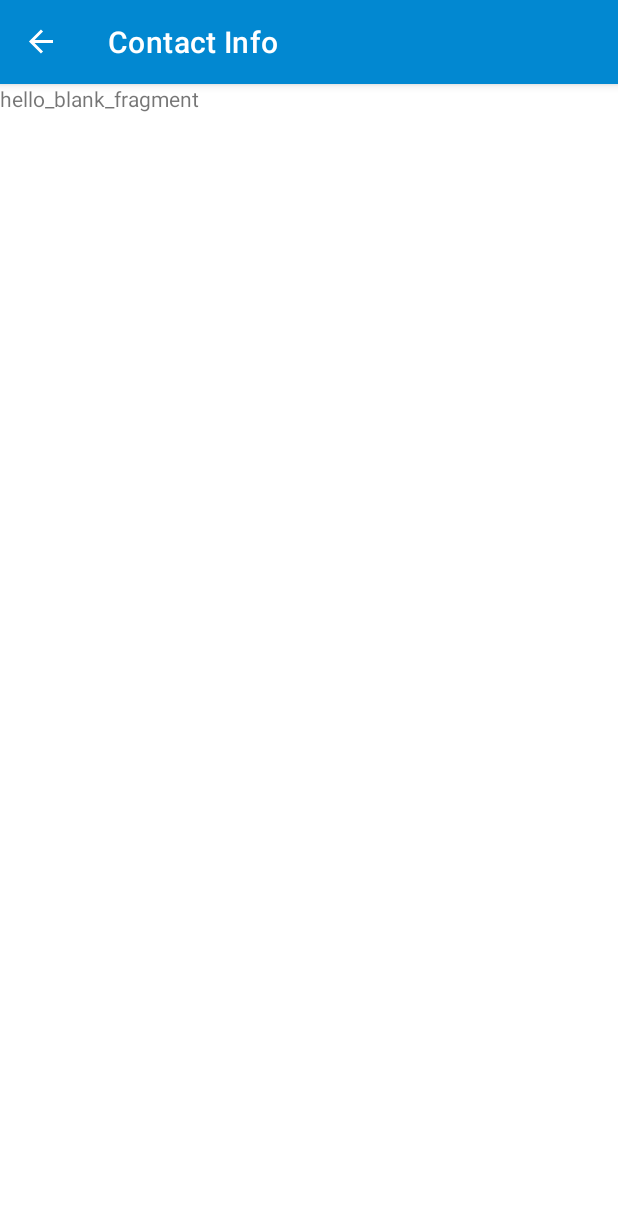
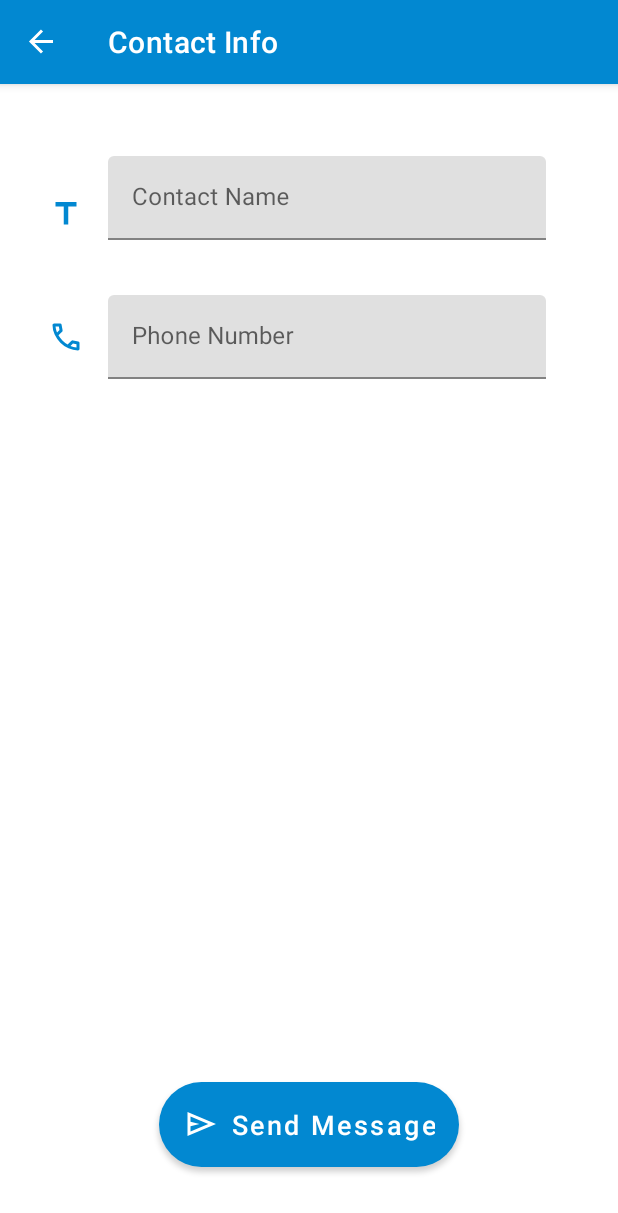
Before and after one commit to MansoorCM/ContactsOTP, an Android app: the ContactInfoFragment screen opened through its navigation route, on a phone screen of 412 x 824 dp. Shown: the top 1213 px of the screen. Run offline under Robolectric (Android 15) with nearby library versions, the phone set to English and light mode, and no system bars; our stand-ins replace Room's generated code, Timber, data binding, navigation-ui.

Commit message:
Added layout design for contact detail page

```diff
--- /dev/null
+++ b/app/src/main/res/drawable/ic_action_call.xml
@@ -0,0 +1,10 @@
+<vector xmlns:android="http://schemas.android.com/apk/res/android"
+    android:width="24dp"
+    android:height="24dp"
+    android:viewportWidth="960"
+    android:viewportHeight="960"
+    android:tint="?attr/colorPrimary">
+  <path
+      android:fillColor="@android:color/white"
+      android:pathData="M798,840Q669,840 546.5,782.5Q424,725 329.5,630.5Q235,536 177.5,413.5Q120,291 120,162Q120,144 132,132Q144,120 162,120L324,120Q338,120 349,129Q360,138 362,152L388,292Q390,306 387.5,317.5Q385,329 376,338L279,436Q321,508 384.5,571Q448,634 524,680L618,586Q627,577 641.5,572.5Q656,568 670,570L808,598Q822,601 831,611.5Q840,622 840,636L840,798Q840,816 828,828Q816,840 798,840ZM241,360L307,294Q307,294 307,294Q307,294 307,294L290,200Q290,200 290,200Q290,200 290,200L201,200Q201,200 201,200Q201,200 201,200Q206,241 215,281Q224,321 241,360ZM599,718Q638,735 678.5,745Q719,755 760,758Q760,758 760,758Q760,758 760,758L760,670Q760,670 760,670Q760,670 760,670L666,651Q666,651 666,651Q666,651 666,651L599,718ZM241,360Q241,360 241,360Q241,360 241,360Q241,360 241,360Q241,360 241,360L241,360Q241,360 241,360Q241,360 241,360L241,360Q241,360 241,360Q241,360 241,360L241,360ZM599,718L599,718Q599,718 599,718Q599,718 599,718L599,718Q599,718 599,718Q599,718 599,718L599,718Q599,718 599,718Q599,718 599,718Q599,718 599,718Q599,718 599,718Z"/>
+</vector>
--- /dev/null
+++ b/app/src/main/res/drawable/ic_action_send.xml
@@ -0,0 +1,11 @@
+<vector xmlns:android="http://schemas.android.com/apk/res/android"
+    android:width="24dp"
+    android:height="24dp"
+    android:autoMirrored="true"
+    android:tint="@color/white"
+    android:viewportWidth="960"
+    android:viewportHeight="960">
+    <path
+        android:fillColor="@android:color/white"
+        android:pathData="M120,800L120,160L880,480L120,800ZM200,680L674,480L200,280L200,420L440,480L200,540L200,680ZM200,680L200,480L200,280L200,420L200,420L200,540L200,540L200,680Z" />
+</vector>
--- /dev/null
+++ b/app/src/main/res/drawable/ic_baseline_title_24.xml
@@ -0,0 +1,10 @@
+<vector xmlns:android="http://schemas.android.com/apk/res/android"
+    android:width="24dp"
+    android:height="24dp"
+    android:tint="?attr/colorPrimary"
+    android:viewportWidth="24"
+    android:viewportHeight="24">
+    <path
+        android:fillColor="@android:color/white"
+        android:pathData="M5,4v3h5.5v12h3V7H19V4z" />
+</vector>
--- a/app/src/main/res/layout/fragment_contact_info.xml
+++ b/app/src/main/res/layout/fragment_contact_info.xml
@@ -1,20 +1,109 @@
 <?xml version="1.0" encoding="utf-8"?>
 <layout xmlns:android="http://schemas.android.com/apk/res/android"
+    xmlns:app="http://schemas.android.com/apk/res-auto"
     xmlns:tools="http://schemas.android.com/tools">
 
     <data>
 
     </data>
 
-    <FrameLayout
+    <androidx.constraintlayout.widget.ConstraintLayout
         android:layout_width="match_parent"
         android:layout_height="match_parent"
+        android:padding="16dp"
         tools:context=".ContactInfoFragment">
 
-        <TextView
+        <androidx.core.widget.NestedScrollView
             android:layout_width="match_parent"
-            android:layout_height="match_parent"
-            android:text="hello_blank_fragment" />
+            android:layout_height="0dp"
+            android:layout_marginBottom="16dp"
+            app:layout_constraintBottom_toTopOf="@id/button_sendMessage"
+            app:layout_constraintTop_toTopOf="parent">
 
-    </FrameLayout>
+            <androidx.constraintlayout.widget.ConstraintLayout
+                android:layout_width="match_parent"
+                android:layout_height="match_parent"
+                android:padding="16dp">
+
+                <ImageView
+                    android:id="@+id/icon_title"
+                    android:layout_width="wrap_content"
+                    android:layout_height="wrap_content"
+                    android:importantForAccessibility="no"
+                    app:layout_constraintBottom_toBottomOf="@id/ContactName"
+                    app:layout_constraintStart_toStartOf="parent"
+                    app:layout_constraintTop_toTopOf="@id/ContactName"
+                    app:srcCompat="@drawable/ic_baseline_title_24" />
+
+                <com.google.android.material.textfield.TextInputLayout
+                    android:id="@+id/ContactName"
+                    android:layout_width="0dp"
+                    android:layout_height="wrap_content"
+                    android:layout_margin="16dp"
+                    android:hint="Contact Name"
+                    android:inputType="text"
+                    android:textSize="24sp"
+                    android:textStyle="bold"
+                    app:errorEnabled="true"
+                    app:layout_constraintEnd_toEndOf="parent"
+                    app:layout_constraintStart_toEndOf="@id/icon_title"
+                    app:layout_constraintTop_toTopOf="parent">
+
+                    <com.google.android.material.textfield.TextInputEditText
+                        android:id="@+id/etContactName"
+                        android:layout_width="match_parent"
+                        android:layout_height="wrap_content"
+                        android:ellipsize="end"
+                        android:focusable="false"
+                        android:longClickable="false"
+                        android:singleLine="true" />
+                </com.google.android.material.textfield.TextInputLayout>
+
+                <ImageView
+                    android:id="@+id/icon_time"
+                    android:layout_width="wrap_content"
+                    android:layout_height="wrap_content"
+                    android:importantForAccessibility="no"
+                    app:layout_constraintBottom_toBottomOf="@id/phoneNum"
+                    app:layout_constraintStart_toStartOf="parent"
+                    app:layout_constraintTop_toTopOf="@id/phoneNum"
+                    app:srcCompat="@drawable/ic_action_call" />
+
+                <com.google.android.material.textfield.TextInputLayout
+                    android:id="@+id/phoneNum"
+                    android:layout_width="0dp"
+                    android:layout_height="wrap_content"
+                    android:layout_margin="16dp"
+                    android:hint="Phone Number"
+                    android:textSize="20sp"
+                    app:layout_constraintEnd_toEndOf="parent"
+                    app:layout_constraintStart_toEndOf="@id/icon_time"
+                    app:layout_constraintTop_toBottomOf="@id/ContactName">
+
+                    <com.google.android.material.textfield.TextInputEditText
+                        android:id="@+id/et_phoneNum"
+                        android:layout_width="match_parent"
+                        android:layout_height="wrap_content"
+                        android:focusable="false"
+                        android:longClickable="false" />
+                </com.google.android.material.textfield.TextInputLayout>
+
+
+            </androidx.constraintlayout.widget.ConstraintLayout>
+        </androidx.core.widget.NestedScrollView>
+
+        <com.google.android.material.button.MaterialButton
+            android:id="@+id/button_sendMessage"
+            style="@style/materialButtonRounded"
+            android:text="@string/sendMessage"
+            app:cornerRadius="32dp"
+            app:icon="@drawable/ic_action_send"
+            app:iconSize="24dp"
+            app:layout_constraintBottom_toBottomOf="parent"
+            app:layout_constraintEnd_toEndOf="parent"
+            app:layout_constraintStart_toStartOf="parent" />
+
+    </androidx.constraintlayout.widget.ConstraintLayout>
+
+
 </layout>
--- a/app/src/main/res/values/dimens.xml
+++ b/app/src/main/res/values/dimens.xml
@@ -1,4 +1,6 @@
 <?xml version="1.0" encoding="utf-8"?>
 <resources>
     <dimen name="margin_large">24dp</dimen>
+    <dimen name="padding_medium">16dp</dimen>
+    <dimen name="textSize_medium">18sp</dimen>
 </resources>
--- a/app/src/main/res/values/strings.xml
+++ b/app/src/main/res/values/strings.xml
@@ -1,4 +1,5 @@
 <resources>
     <string name="app_name">Contacts OTP</string>
     <string name="contactName">%1$s %2$s</string>
+    <string name="sendMessage">Send Message</string>
 </resources>
--- a/app/src/main/res/values/styles.xml
+++ b/app/src/main/res/values/styles.xml
@@ -6,4 +6,13 @@
         <item name="android:textSize">16sp</item>
         <item name="android:textStyle">bold</item>
     </style>
+
+    <style name="materialButtonRounded">
+        <item name="android:layout_width">wrap_content</item>
+        <item name="android:layout_height">wrap_content</item>
+        <item name="android:layout_margin">@dimen/margin_large</item>
+        <item name="android:padding">@dimen/padding_medium</item>
+        <item name="android:textAllCaps">false</item>
+        <item name="android:textSize">@dimen/textSize_medium</item>
+    </style>
 </resources>
```
